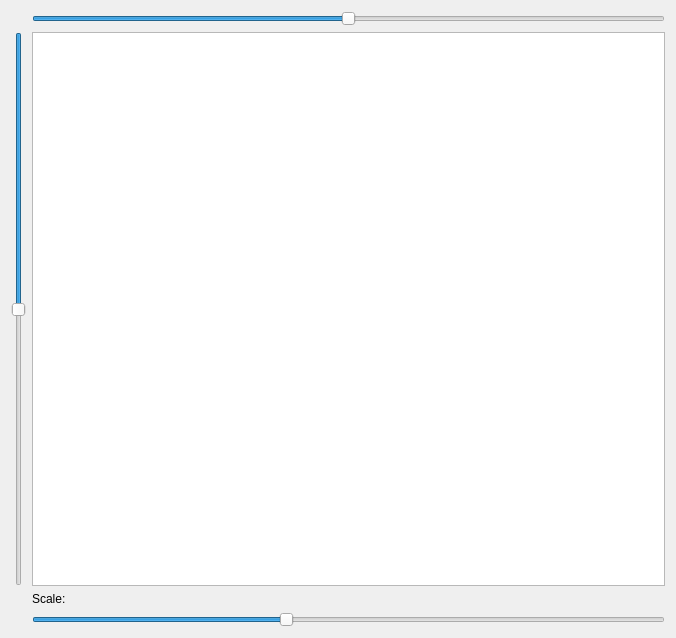
pischule/uni, file social-distancing-v2/social_distance/ui/top_view_preview.ui: the form before one commit.
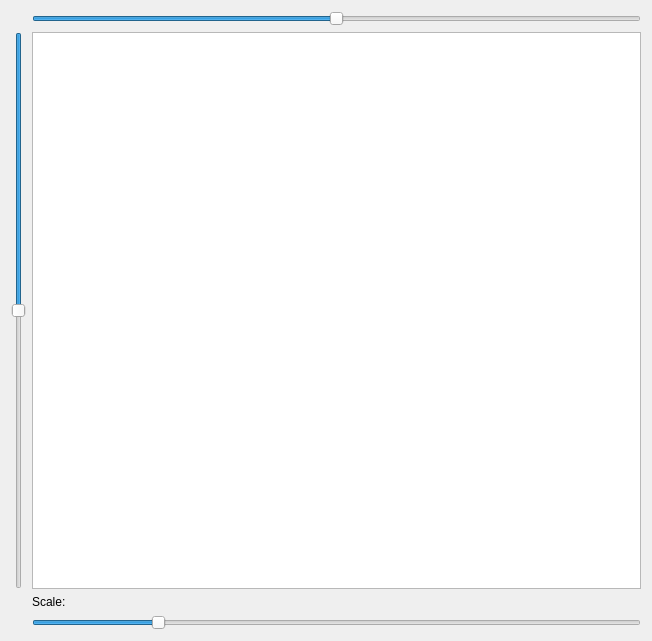
The form after the commit.

Diff of the .ui file:
```diff
--- a/social-distancing-v2/social_distance/ui/top_view_preview.ui
+++ b/social-distancing-v2/social_distance/ui/top_view_preview.ui
@@ -6,8 +6,8 @@
    <rect>
     <x>0</x>
     <y>0</y>
-    <width>676</width>
-    <height>638</height>
+    <width>652</width>
+    <height>641</height>
    </rect>
   </property>
   <property name="windowTitle">
@@ -15,7 +15,14 @@
   </property>
   <layout class="QGridLayout" name="gridLayout">
    <item row="1" column="1">
-    <widget class="QGraphicsView" name="graphicsView"/>
+    <widget class="QGraphicsView" name="graphicsView">
+     <property name="verticalScrollBarPolicy">
+      <enum>Qt::ScrollBarAlwaysOff</enum>
+     </property>
+     <property name="horizontalScrollBarPolicy">
+      <enum>Qt::ScrollBarAlwaysOff</enum>
+     </property>
+    </widget>
    </item>
    <item row="2" column="1">
     <widget class="QLabel" name="label">
@@ -65,7 +72,7 @@
       <number>1</number>
      </property>
      <property name="maximum">
-      <number>1000</number>
+      <number>2000</number>
      </property>
      <property name="value">
       <number>400</number>
```
